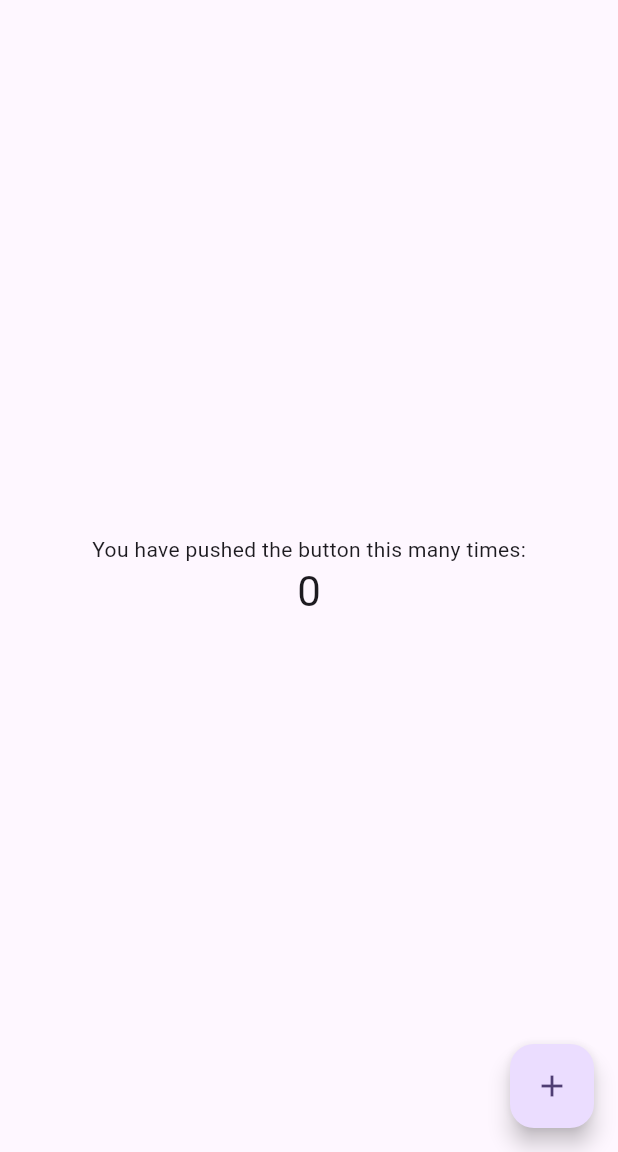
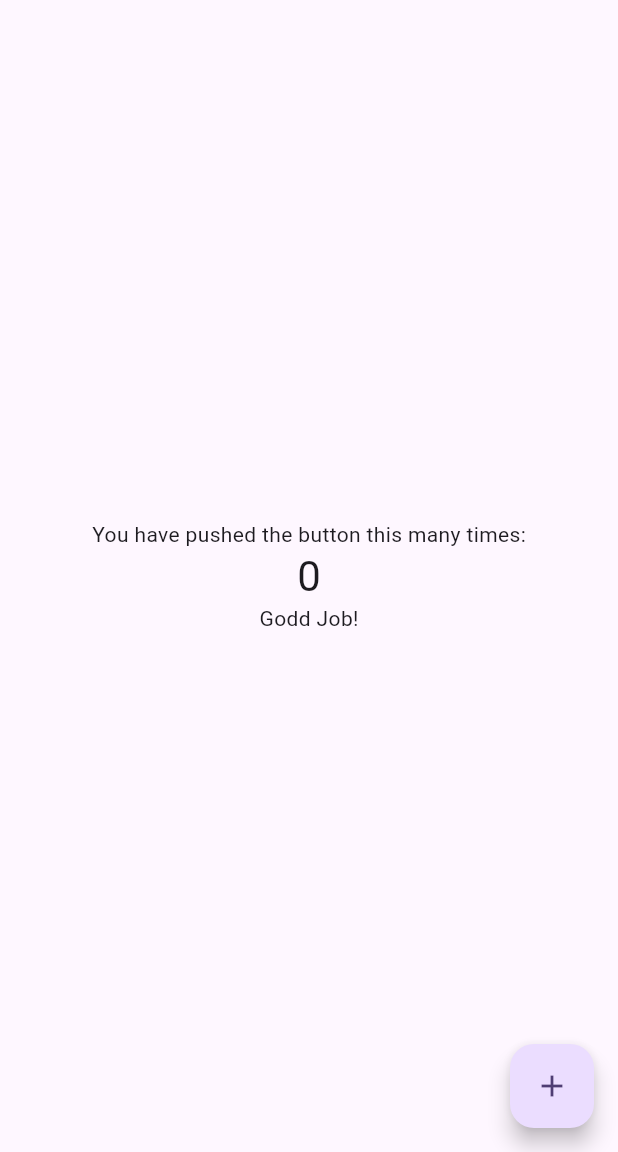
Before and after one commit to akivazo/flutter_helo_world, a Flutter app: the screen it shows after launch, on a phone screen of 412 x 824 dp, the part 84-1236 px from its top. Run offline on Flutter 3.47's test engine with Material 3 defaults, Android fonts, the phone set to English and light mode, and no system bars.

Commit message:
Update main.dart

```diff
--- a/lib/main.dart
+++ b/lib/main.dart
@@ -112,6 +112,7 @@ class _MyHomePageState extends State<MyHomePage> {
               '$_counter',
               style: Theme.of(context).textTheme.headlineMedium,
             ),
+            Text('Godd Job!')
           ],
         ),
       ),
```
